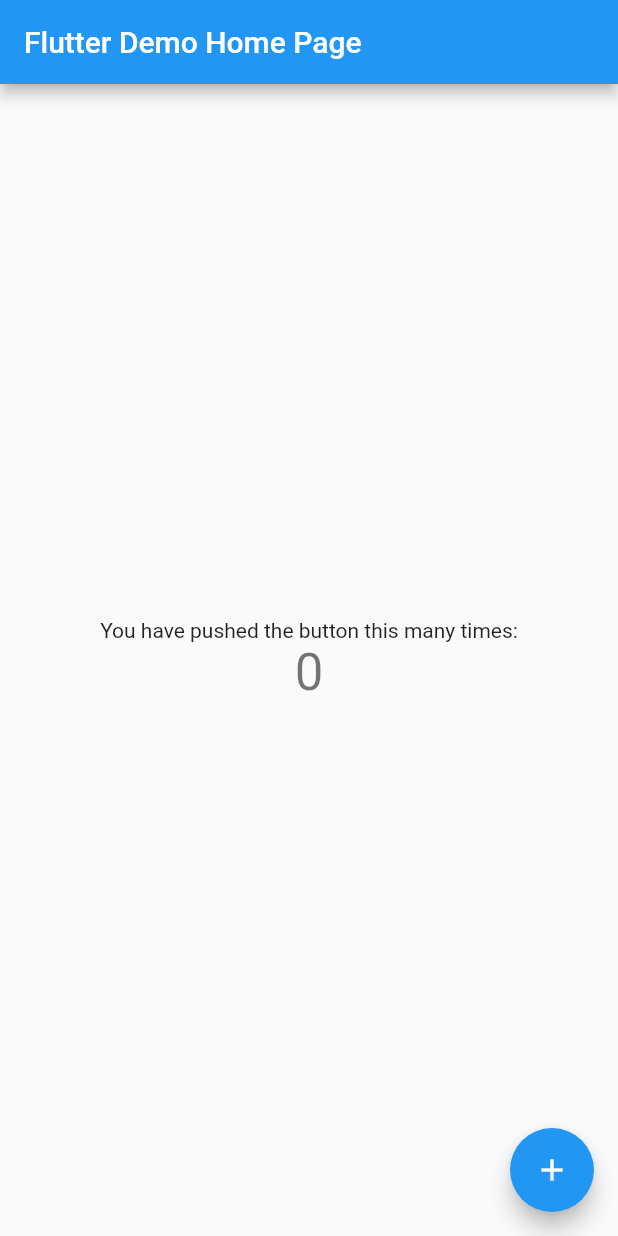
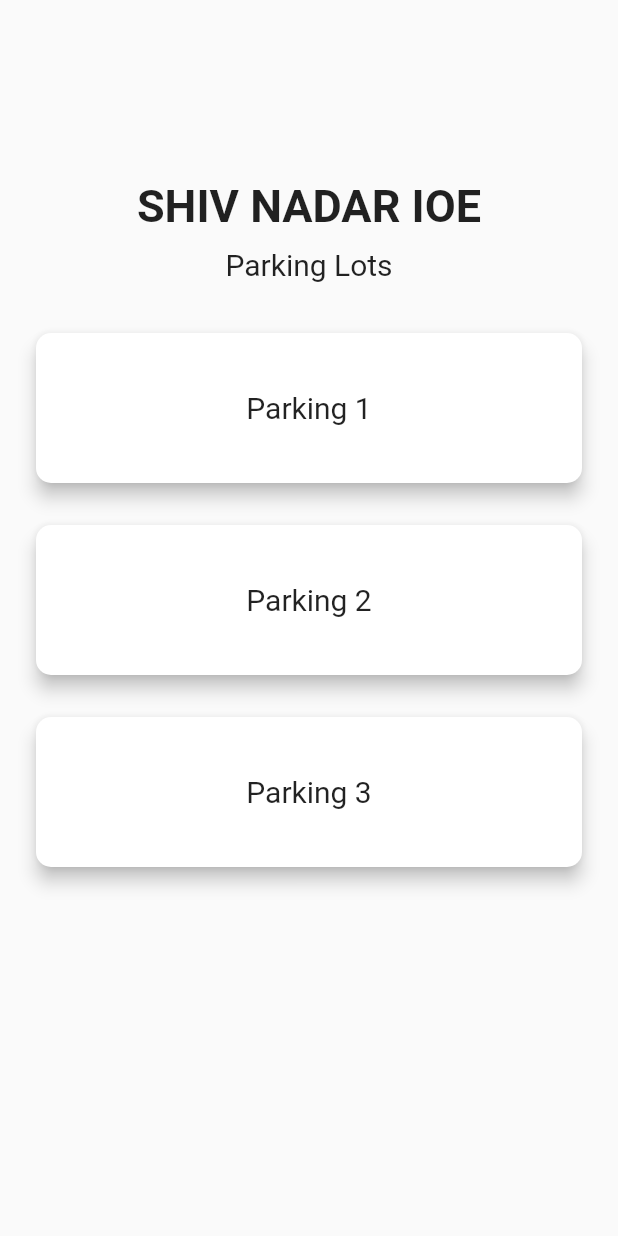
Before and after one commit to Crazzygamerr/parkezy, a Flutter app: the screen it shows after launch, on a phone screen of 412 x 824 dp. Run offline on Flutter 3.47's test engine with Material 2 defaults, Android fonts, the phone set to English and light mode, and no system bars; our stand-ins replace cloud_firestore, firebase_core; accounts and stored records are empty; generated files the repository leaves out were written again.

Commit message:
feature: Parking screen

```diff
--- a/lib/main.dart
+++ b/lib/main.dart
@@ -1,6 +1,14 @@
+import 'package:firebase_core/firebase_core.dart';
 import 'package:flutter/material.dart';
+import 'package:parkezy/parking.dart';
 
-void main() {
+import 'firebase_options.dart';
+
+void main() async {
+  WidgetsFlutterBinding.ensureInitialized();
+  await Firebase.initializeApp(
+    options: DefaultFirebaseOptions.currentPlatform,
+  );
   runApp(const MyApp());
 }
 
@@ -11,105 +19,110 @@
   @override
   Widget build(BuildContext context) {
     return MaterialApp(
-      title: 'Flutter Demo',
-      theme: ThemeData(
-        // This is the theme of your application.
-        //
-        // Try running your application with "flutter run". You'll see the
-        // application has a blue toolbar. Then, without quitting the app, try
-        // changing the primarySwatch below to Colors.green and then invoke
-        // "hot reload" (press "r" in the console where you ran "flutter run",
-        // or simply save your changes to "hot reload" in a Flutter IDE).
-        // Notice that the counter didn't reset back to zero; the application
-        // is not restarted.
-        primarySwatch: Colors.blue,
-      ),
-      home: const MyHomePage(title: 'Flutter Demo Home Page'),
+      debugShowCheckedModeBanner: false,
+      title: 'Parkezy',
+      initialRoute: '/',
+      routes: {
+        '/': (context) => const MyHomePage(),
+        '/parking': (context) => const Parking(),
+      },
     );
   }
 }
 
 class MyHomePage extends StatefulWidget {
-  const MyHomePage({Key? key, required this.title}) : super(key: key);
-
-  // This widget is the home page of your application. It is stateful, meaning
-  // that it has a State object (defined below) that contains fields that affect
-  // how it looks.
-
-  // This class is the configuration for the state. It holds the values (in this
-  // case the title) provided by the parent (in this case the App widget) and
-  // used by the build method of the State. Fields in a Widget subclass are
-  // always marked "final".
-
-  final String title;
+  const MyHomePage({Key? key}) : super(key: key);
 
   @override
   State<MyHomePage> createState() => _MyHomePageState();
 }
 
 class _MyHomePageState extends State<MyHomePage> {
-  int _counter = 0;
 
-  void _incrementCounter() {
-    setState(() {
-      // This call to setState tells the Flutter framework that something has
-      // changed in this State, which causes it to rerun the build method below
-      // so that the display can reflect the updated values. If we changed
-      // _counter without calling setState(), then the build method would not be
-      // called again, and so nothing would appear to happen.
-      _counter++;
-    });
+  // var db = FirebaseFirestore.instance;
+  // Stream<QuerySnapshot>? lots;
+
+  @override
+  void initState() {
+    super.initState();
+    // lots = db.collection('lots').snapshots();
   }
 
   @override
   Widget build(BuildContext context) {
-    // This method is rerun every time setState is called, for instance as done
-    // by the _incrementCounter method above.
-    //
-    // The Flutter framework has been optimized to make rerunning build methods
-    // fast, so that you can just rebuild anything that needs updating rather
-    // than having to individually change instances of widgets.
     return Scaffold(
-      appBar: AppBar(
-        // Here we take the value from the MyHomePage object that was created by
-        // the App.build method, and use it to set our appbar title.
-        title: Text(widget.title),
-      ),
-      body: Center(
-        // Center is a layout widget. It takes a single child and positions it
-        // in the middle of the parent.
+      body: Container(
+        padding: const EdgeInsets.all(20),
         child: Column(
-          // Column is also a layout widget. It takes a list of children and
-          // arranges them vertically. By default, it sizes itself to fit its
-          // children horizontally, and tries to be as tall as its parent.
-          //
-          // Invoke "debug painting" (press "p" in the console, choose the
-          // "Toggle Debug Paint" action from the Flutter Inspector in Android
-          // Studio, or the "Toggle Debug Paint" command in Visual Studio Code)
-          // to see the wireframe for each widget.
-          //
-          // Column has various properties to control how it sizes itself and
-          // how it positions its children. Here we use mainAxisAlignment to
-          // center the children vertically; the main axis here is the vertical
-          // axis because Columns are vertical (the cross axis would be
-          // horizontal).
-          mainAxisAlignment: MainAxisAlignment.center,
+          mainAxisAlignment: MainAxisAlignment.start,
           children: <Widget>[
+            const SizedBox(
+              height: 100,
+            ),
             const Text(
-              'You have pushed the button this many times:',
+              "SHIV NADAR IOE",
+              style: TextStyle(
+                fontSize: 30,
+                fontWeight: FontWeight.bold,
+              ),
             ),
-            Text(
-              '$_counter',
-              style: Theme.of(context).textTheme.headline4,
+            Container(
+              padding: const EdgeInsets.all(10),
+              child: const Text(
+                "Parking Lots",
+                style: TextStyle(
+                  fontSize: 20,
+                ),
+              ),
             ),
+
+            ListView.builder(
+              shrinkWrap: true,
+              itemCount: 3,
+              itemBuilder: (context, index) {
+                return Padding(
+                  padding: const EdgeInsets.only(top: 20),
+                  child: GestureDetector(
+                    onTap: () {
+                      Navigator.pushNamed(context, '/parking', arguments: {
+                        'parking': 'Parking ${index + 1}',
+                      });
+                    },
+                    child: Card(
+                      elevation: 5,
+                      shape: RoundedRectangleBorder(
+                        borderRadius: BorderRadius.circular(10),
+                      ),
+                      child: SizedBox(
+                        width: double.infinity,
+                        height: 100,
+                        child: Center(
+                          child: Text(
+                            "Parking ${index + 1}",
+                            style: const TextStyle(
+                              fontSize: 20,
+                            ),
+                          ),
+                        ),
+                      ),
+                    ),
+                  ),
+                );
+              },
+            ),
+
+            // StreamBuilder<QuerySnapshot>(
+            //   stream: lots,
+            //   builder: (context, AsyncSnapshot<QuerySnapshot> snapshot) {
+            //     if (snapshot.hasData && snapshot.data!.docs.isNotEmpty) {
+            //     } else {
+            //       return const CircularProgressIndicator();
+            //     }
+            //   },
+            // ),
           ],
         ),
       ),
-      floatingActionButton: FloatingActionButton(
-        onPressed: _incrementCounter,
-        tooltip: 'Increment',
-        child: const Icon(Icons.add),
-      ), // This trailing comma makes auto-formatting nicer for build methods.
     );
   }
 }
--- a/pubspec.yaml
+++ b/pubspec.yaml
@@ -34,6 +34,8 @@
   # The following adds the Cupertino Icons font to your application.
   # Use with the CupertinoIcons class for iOS style icons.
   cupertino_icons: ^1.0.2
+  firebase_core: ^2.3.0
+  cloud_firestore: ^4.1.0
 
 dev_dependencies:
   flutter_test:
```
Also changed, not shown: lib/parking.dart (added, +187 -0 lines), pubspec.lock, 4 other files.
